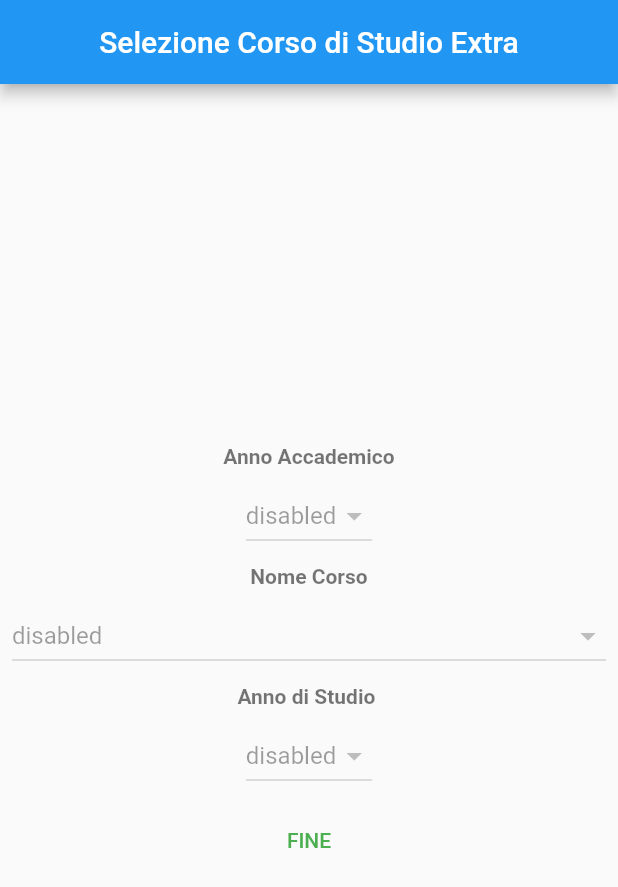
After one commit to LorenzoBonanni/UniVrOrari, a Flutter app: the SettingsScreen screen opened directly, after a tap on "CORSO EXTRA", on a phone screen of 412 x 824 dp. The commit adds this screen. Shown: the top 887 px of the screen. Run offline on Flutter 3.47's test engine with Material 2 defaults, Android fonts, the phone set to English and light mode, and no system bars; our stand-ins replace auto_size_text, font_awesome_flutter, google_fonts, page_transition, shared_preferences; missing offline and left inert: circular_bottom_navigation; accounts and stored records are empty; network calls fail.

Commit message:
Finished Implementation of Course Extra Feature

```diff
--- /dev/null
+++ b/lib/screens/CourseSelectionScreenExtra.dart
@@ -0,0 +1,55 @@
+import 'dart:convert';
+
+import 'package:flutter/material.dart';
+import 'package:school_timetable/screens/MainScreen.dart';
+import 'package:school_timetable/utils/SettingUtils.dart';
+import 'package:school_timetable/widgets/settings/courseSelection/CourseSelectionWidget.dart';
+import 'package:school_timetable/widgets/settings/courseSelection/Year2SelectionWidget.dart';
+import 'package:school_timetable/widgets/settings/courseSelection/YearSelectionWidget.dart';
+import 'package:school_timetable/widgets/settings/courseSelectionExtra/CourseSelectionWidgetExtra.dart';
+import 'package:school_timetable/widgets/settings/courseSelectionExtra/Year2SelectionWidgetExtra.dart';
+import 'package:school_timetable/widgets/settings/courseSelectionExtra/YearSelectionWidgetExtra.dart';
+
+class CourseSelectionScreenExtra extends StatelessWidget {
+  @override
+  Widget build(BuildContext context) {
+    SettingUtils.setSetted(false);
+
+    return new Scaffold(
+      appBar: new AppBar(
+        title: new Text("Selezione Corso di Studio Extra"),
+        automaticallyImplyLeading: false,
+        centerTitle: true,
+      ),
+      body: Center(
+        child: new Column(
+          crossAxisAlignment: CrossAxisAlignment.center,
+          mainAxisAlignment: MainAxisAlignment.center,
+          children: <Widget>[
+            new YearSelectionWidgetExtra(),
+            new CourseSelectionWidgetExtra(),
+            new Year2SelectionWidgetExtra(),
+            new FlatButton(
+                onPressed: () {
+                  SettingUtils.updateCampusList().then((value) {
+                    Navigator.push(
+                      context,
+                      MaterialPageRoute(
+                        builder: (context) => MainScreen(),
+                      ),
+                    );
+                  });
+
+                  SettingUtils.setData("lessons", json.encode({}));
+                },
+                child: new Text(
+                  "FINE",
+                  style: new TextStyle(color: Colors.green)
+                )
+            )
+          ],
+        ),
+      ),
+    );
+  }
+}
--- a/lib/screens/SettingScreen.dart
+++ b/lib/screens/SettingScreen.dart
@@ -1,8 +1,10 @@
+import 'dart:convert';
+
 import 'package:flutter/material.dart';
 import 'package:provider/provider.dart';
 import 'package:school_timetable/blocs/theme.dart';
-import 'package:school_timetable/screens/CampusesSelectionScreen.dart';
 import 'package:school_timetable/screens/CourseSelectionScreen.dart';
+import 'package:school_timetable/screens/CourseSelectionScreenExtra.dart';
 import 'package:school_timetable/screens/SubjectSelectionScreen.dart';
 import 'package:school_timetable/themes/darkTheme.dart';
 import 'package:school_timetable/themes/lightTheme.dart';
@@ -52,6 +54,46 @@ class SettingsScreenState extends State<SettingsScreen> {
                   ),
                 );
               },
+            ),
+            new FlatButton(
+              child: new Text(
+                "CORSO EXTRA",
+                style: TextStyle(color: Colors.green),
+              ),
+              onPressed: () {
+                Navigator.push(
+                  context,
+                  MaterialPageRoute(
+                    builder: (context) => CourseSelectionScreenExtra(),
+                  ),
+                );
+              },
+            ),
+            Builder(
+                builder: (context) => new FlatButton(
+                  child: new Text(
+                    "ELIMINA CORSO EXTRA",
+                    style: TextStyle(color: Colors.green),
+                  ),
+                  onPressed: () {
+                    SettingUtils.setData("annoExtra", null);
+                    SettingUtils.setData("corsoExtra", null);
+                    SettingUtils.setData("anno2Extra", null);
+                    SettingUtils.setData("txt_currExtra", null);
+                    SettingUtils.setData("lessons", json.encode({}));
+                    Scaffold.of(context).showSnackBar(
+                        SnackBar(
+                            content: new Text(
+                              "Corso Extra Eliminato",
+                              style: TextStyle(
+                                  color: Theme.of(context).textTheme.headline4.color
+                              ),
+                            ),
+                          backgroundColor: Theme.of(context).backgroundColor,
+                        )
+                    );
+                  },
+                )
             ),
             new FlatButton(
               child: new Text(
--- a/lib/themes/darkTheme.dart
+++ b/lib/themes/darkTheme.dart
@@ -46,5 +46,6 @@ ThemeData darkTheme() {
       iconTheme: _iconTheme(base.iconTheme),
       textTheme: _textTheme(base.textTheme),
       tabBarTheme: _tabBarTheme(base.tabBarTheme),
-      primaryColor: Colors.white);
+      primaryColor: Colors.white
+  );
 }
--- a/lib/themes/lightTheme.dart
+++ b/lib/themes/lightTheme.dart
@@ -41,5 +41,6 @@ ThemeData lightTheme() {
     iconTheme: _iconTheme(base.iconTheme),
     textTheme: _textTheme(base.textTheme),
     primaryColor: Colors.black,
+    backgroundColor: Colors.white
   );
 }
--- a/lib/utils/SettingUtils.dart
+++ b/lib/utils/SettingUtils.dart
@@ -1,5 +1,4 @@
 import 'dart:async';
-import 'dart:io';
 import 'package:shared_preferences/shared_preferences.dart';
 
 class SettingUtils {
--- a/lib/views/DayView.dart
+++ b/lib/views/DayView.dart
@@ -3,8 +3,6 @@ import 'dart:convert';
 import 'package:flutter/material.dart';
 import 'package:school_timetable/utils/SettingUtils.dart';
 import 'package:school_timetable/widgets/lessonsViews/LessonCard.dart';
-
-// TODO: Implement Lesson Filter
 
 class DayView extends StatefulWidget {
   final String _firstDay;
@@ -36,11 +34,13 @@ class DayViewState extends State<DayView> {
     var dayDifference = widget._now.difference(firstDay).inDays;
 
     SettingUtils.getData("lessons").then((lessons){
+      if (lessons != null) {
         Map<String, dynamic> l = json.decode(lessons);
         l.removeWhere((key, value) => value == true);
         setState(() {
           _filteredSubjects.addAll(l.keys);
         });
+      }
     });
 
     // lesson cards
@@ -53,8 +53,9 @@ class DayViewState extends State<DayView> {
             lesson["aula"],
             lesson["ora_inizio"],
             lesson["ora_fine"],
+            lesson["extra"],
             widget._now,
-            true
+            true,
           ),
         );
       }
--- a/lib/widgets/lessonsViews/LessonCard.dart
+++ b/lib/widgets/lessonsViews/LessonCard.dart
@@ -8,6 +8,7 @@ class LessonCard extends StatelessWidget {
   final String _lezione;
   final String _docente;
   final String _aula;
+  final bool _extra;
   final String _inizio;
   final String _fine;
   final DateTime _now;
@@ -15,7 +16,7 @@ class LessonCard extends StatelessWidget {
   bool _vacanza = false;
   var _lessonColor;
 
-  LessonCard(this._lezione, this._docente, this._aula, this._inizio, this._fine, this._now, this._flag) {
+  LessonCard(this._lezione, this._docente, this._aula, this._inizio, this._fine, this._extra, this._now, this._flag) {
     if (
         _lezione == null ||
         _docente == null ||
@@ -35,12 +36,11 @@ class LessonCard extends StatelessWidget {
 
   @override
   Widget build(BuildContext context) {
-
     // select lesson name color
-    if (!_vacanza && this._lezione.contains("dispari")) {
-      this._lessonColor = Theme.of(context).textTheme.display4.color;
-    } else {
-      this._lessonColor = Theme.of(context).textTheme.display3.color;
+    if (!_vacanza && this._extra) { // extra
+      this._lessonColor = Theme.of(context).textTheme.headline1.color;
+    } else { // normale
+      this._lessonColor = Theme.of(context).textTheme.headline2.color;
     }
 
     if (this._vacanza) {
--- /dev/null
+++ b/lib/widgets/settings/courseSelectionExtra/CourseSelectionWidgetExtra.dart
@@ -0,0 +1,109 @@
+import 'package:flutter/material.dart';
+import 'package:page_transition/page_transition.dart';
+import 'package:school_timetable/screens/CourseSelectionScreenExtra.dart';
+import 'package:school_timetable/utils/DataGetter.dart';
+import 'package:school_timetable/utils/SettingUtils.dart';
+
+class CourseSelectionWidgetExtra extends StatefulWidget {
+  @override
+  State<StatefulWidget> createState() {
+    return new CourseSelectionWidgetStateExtra();
+  }
+}
+
+class CourseSelectionWidgetStateExtra extends State<CourseSelectionWidgetExtra> {
+  String _hint = "select value";
+  String _disabledHint = "disabled";
+  var _courses;
+  List<DropdownMenuItem<String>> _items = [];
+
+  createItems(year) async {
+    List<DropdownMenuItem<String>> items = [];
+    this._courses.forEach((course) {
+      items.add(
+        new DropdownMenuItem<String>(
+          value: course[0],
+          child: new Text(
+            course[0],
+            style: new TextStyle(
+                fontSize: 10,
+                color: Theme.of(context).textTheme.headline4.color
+            ),
+          ),
+        ),
+      );
+    });
+    setState(() {
+      _items = items;
+    });
+  }
+
+  valueChanged(yearLabel) {
+    var yearArr = _courses.where((c) => c[0] == yearLabel).toList()[0];
+    SettingUtils.setData("corsoExtra", yearArr[1]);
+    SettingUtils.setData("anno2Extra", null);
+    Navigator.push(context, PageTransition(type: PageTransitionType.fade, child: CourseSelectionScreenExtra()));
+  }
+
+  @override
+  void initState() {
+    SettingUtils.getData("annoExtra").then((yearCode) {
+      if (yearCode != null) {
+        DataGetter.getCourses(yearCode).then((courses) async {
+          // set courses
+          setState(() {
+            _courses = courses;
+          });
+          createItems(yearCode);
+
+          // set hint to currently setted value
+          var courseCode = await SettingUtils.getData("corsoExtra");
+          if(courseCode != null) {
+            var courseArr = courses.where((c) => c[1] == courseCode).toList()[0];
+            setState(() {
+              _hint = courseArr[0];
+            });
+          }
+
+        });
+      }
+    });
+    super.initState();
+  }
+
+  @override
+  Widget build(BuildContext context) {
+    Color disabledColor = Theme.of(context).buttonTheme.getDisabledFillColor(
+        new MaterialButton(onPressed: null)
+    );
+
+    return Column(
+      children: <Widget>[
+        Text(
+          "Nome Corso",
+          style: TextStyle(fontWeight: FontWeight.bold, color: Theme.of(context).textTheme.headline4.color),
+        ),
+        Padding(
+          padding: const EdgeInsets.all(8.0),
+          child: new DropdownButton<String>(
+            isExpanded: true,
+            items: _items,
+            hint: new Text(
+              _hint,
+              style: TextStyle(
+                color: Theme.of(context).textTheme.headline4.color,
+              ),
+            ),
+            disabledHint: new Text(
+              _disabledHint,
+              style: TextStyle(
+                color: disabledColor,
+              ),
+            ),
+            onChanged: valueChanged,
+          ),
+        ),
+      ],
+    );
+  }
+}
--- /dev/null
+++ b/lib/widgets/settings/courseSelectionExtra/Year2SelectionWidgetExtra.dart
@@ -0,0 +1,119 @@
+import 'package:flutter/material.dart';
+import 'package:page_transition/page_transition.dart';
+import 'package:school_timetable/screens/CourseSelectionScreenExtra.dart';
+import 'package:school_timetable/utils/DataGetter.dart';
+import 'package:school_timetable/utils/SettingUtils.dart';
+
+class Year2SelectionWidgetExtra extends StatefulWidget {
+  @override
+  State<StatefulWidget> createState() {
+    return new Year2SelectionWidgetStateExtra();
+  }
+}
+
+class Year2SelectionWidgetStateExtra extends State<Year2SelectionWidgetExtra> {
+  String _hint = "select value";
+  String _disabledHint = "disabled";
+  var _year2s;
+  List<DropdownMenuItem<String>> _items = [];
+
+  createItems(courseCode, yearCode) async {
+    var courses = await DataGetter.getCourses(yearCode);
+    setState(() {
+      _items = [];
+    });
+    var courseArr = courses.where((c) => c[1] == courseCode).toList()[0];
+    var year2Arr = courseArr[2];
+    List<DropdownMenuItem<String>> items = [];
+    year2Arr.forEach((year2Map) {
+      items.add(
+        new DropdownMenuItem<String>(
+          value: year2Map["label"],
+          child: new Text(year2Map["label"],
+              style: new TextStyle(
+                  fontSize: 10,
+                  color: Theme.of(context).textTheme.headline4.color
+              )
+          ),
+        ),
+      );
+    });
+    setState(() {
+      _items = items;
+    });
+  }
+
+  void valueChanged(String year2Label) {
+    var year2Map = _year2s.where((y2) => y2["label"] == year2Label).toList()[0];
+    SettingUtils.setData("anno2Extra", year2Map["valore"]);
+    SettingUtils.setData("txt_currExtra", year2Label);
+    Navigator.push(context, PageTransition(type: PageTransitionType.fade, child: CourseSelectionScreenExtra()));
+  }
+
+  @override
+  void initState() {
+    SettingUtils.getData("annoExtra").then((yearCode) {
+      if (yearCode != null) {
+        DataGetter.getCourses(yearCode).then((courses) async {
+          // set hint to currently setted value
+          var courseCode = await SettingUtils.getData("corsoExtra");
+          if(courseCode != null) {
+            var year2Code = await SettingUtils.getData("anno2Extra");
+            var courseArr = courses.where((c) => c[1] == courseCode).toList()[0];
+            var year2Arr = courseArr[2];
+            setState(() {
+              _year2s = year2Arr;
+            });
+
+            // set hint to current value
+            if (year2Code != null){
+              var year2Map = year2Arr.where((y2) => y2["valore"] == year2Code).toList()[0];
+              setState(() {
+                _hint =  year2Map["label"];
+              });
+            }
+            createItems(courseCode, yearCode);
+          }
+        });
+      }
+    });
+    super.initState();
+  }
+
+  @override
+  Widget build(BuildContext context) {
+    Color disabledColor = Theme.of(context)
+        .buttonTheme
+        .getDisabledFillColor(new MaterialButton(onPressed: null));
+
+    return Column(
+      children: <Widget>[
+        Text(
+          "Anno di Studio ",
+          style: TextStyle(
+              fontWeight: FontWeight.bold,
+              color: Theme.of(context).textTheme.headline4.color),
+        ),
+        Padding(
+            padding: const EdgeInsets.all(8.0),
+            child: new DropdownButton<String>(
+                items: this._items,
+                hint: new Text(
+                  _hint,
+                  style: TextStyle(
+                    color: Theme.of(context).textTheme.headline4.color,
+                  ),
+                ),
+                disabledHint: new Text(
+                  _disabledHint,
+                  style: TextStyle(
+                    color: disabledColor,
+                  ),
+                ),
+                onChanged: valueChanged
+            )
+        ),
+      ],
+    );
+  }
+}
--- /dev/null
+++ b/lib/widgets/settings/courseSelectionExtra/YearSelectionWidgetExtra.dart
@@ -0,0 +1,112 @@
+import 'package:flutter/material.dart';
+import 'package:page_transition/page_transition.dart';
+import 'package:school_timetable/screens/CourseSelectionScreenExtra.dart';
+import 'package:school_timetable/utils/DataGetter.dart';
+import 'package:school_timetable/utils/SettingUtils.dart';
+
+class YearSelectionWidgetExtra extends StatefulWidget {
+  @override
+  _YearSelectionWidgetStateExtra createState() => _YearSelectionWidgetStateExtra();
+}
+
+class _YearSelectionWidgetStateExtra extends State<YearSelectionWidgetExtra> {
+  String _hint = "select value";
+  String _disabledHint = "disabled";
+  var _years;
+  List<DropdownMenuItem<String>> _items = [];
+
+  createItems() async {
+    var years = await DataGetter.getYears();
+    setState(() {
+      _items = [];
+      _years = years;
+    });
+    List<DropdownMenuItem<String>> items = [];
+    this._years.forEach((year) => {
+    items.add(
+      new DropdownMenuItem<String>(
+        value: year[0],
+        child: new Text(
+          year[0],
+          style: TextStyle(
+            color: Theme.of(context).textTheme.headline4.color
+          ),
+        ),
+      ),
+    )
+    });
+    setState(() {
+      _items = items;
+    });
+  }
+
+  valueChanged(value) {
+    createItems().whenComplete(() {
+      // get the array containing year code and label
+      var yearArr = _years.where((y) => y[0] == value).toList()[0];
+      SettingUtils.setData("corsoExtra", null);
+      SettingUtils.setData("annoExtra", yearArr[1]);
+    });
+    Navigator.push(context, PageTransition(
+        type: PageTransitionType.fade,
+        child: CourseSelectionScreenExtra())
+    );
+  }
+
+  @override
+  void initState() {
+    SettingUtils.getData("annoExtra").then((yearCode) {
+      if (yearCode != null) {
+        createItems().then((_) {
+          // get the array containing year code and label
+          var yearArr = _years.where((y) => y[1] == yearCode).toList()[0];
+          setState(() {
+            _hint = yearArr[0];
+          });
+        });
+      }
+      else {
+        createItems();
+      }
+    });
+    super.initState();
+  }
+
+  @override
+  Widget build(BuildContext context) {
+    Color disabledColor = Theme.of(context).buttonTheme.getDisabledFillColor(
+        new MaterialButton(onPressed: null)
+    );
+
+    return new Column(
+      children: <Widget>[
+        Text(
+          "Anno Accademico",
+          style: TextStyle(
+              fontWeight: FontWeight.bold,
+              color: Theme.of(context).textTheme.headline4.color
+          ),
+        ),
+        Padding(
+          padding: const EdgeInsets.all(8.0),
+          child: new DropdownButton<String>(
+              items: this._items,
+              hint: new Text(
+                _hint,
+                style: TextStyle(
+                    color: Theme.of(context).textTheme.headline4.color
+                ),
+              ),
+              disabledHint: new Text(
+                _disabledHint,
+                style: TextStyle(
+                  color: disabledColor,
+                ),
+              ),
+              onChanged: valueChanged
+          ),
+        ),
+      ],
+    );
+  }
+}
```
Also changed, not shown: lib/screens/MainScreen.dart (+23 -2 lines), lib/screens/SubjectSelectionScreen.dart (+4 -4 lines), lib/utils/DataGetter.dart (+22 -1 lines), lib/views/WeekView.dart (+16 -13 lines). Lines whose indentation alone changed are shown as unchanged.
